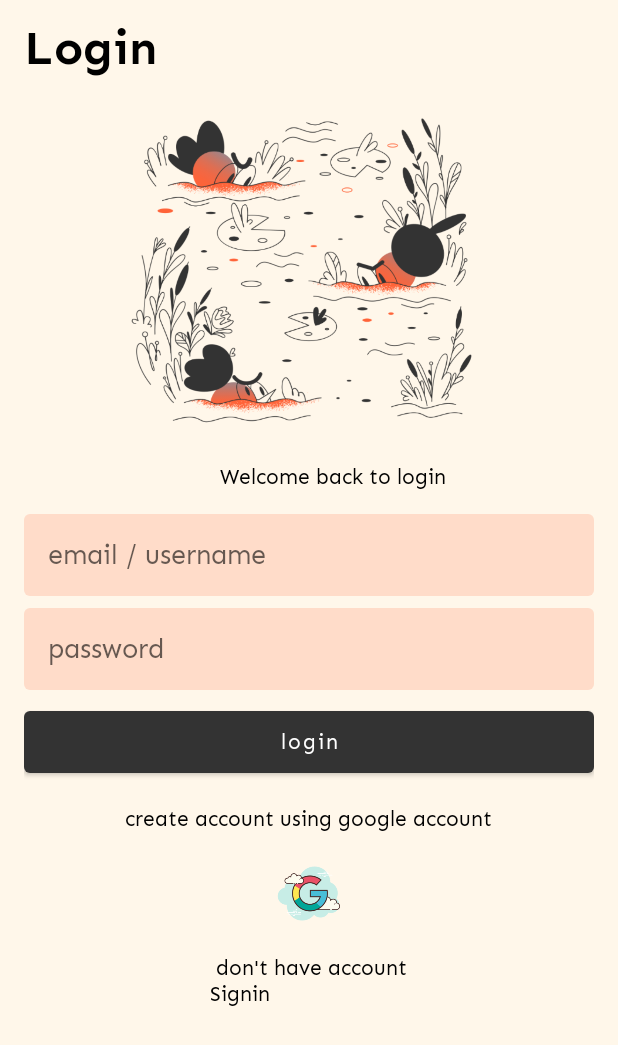
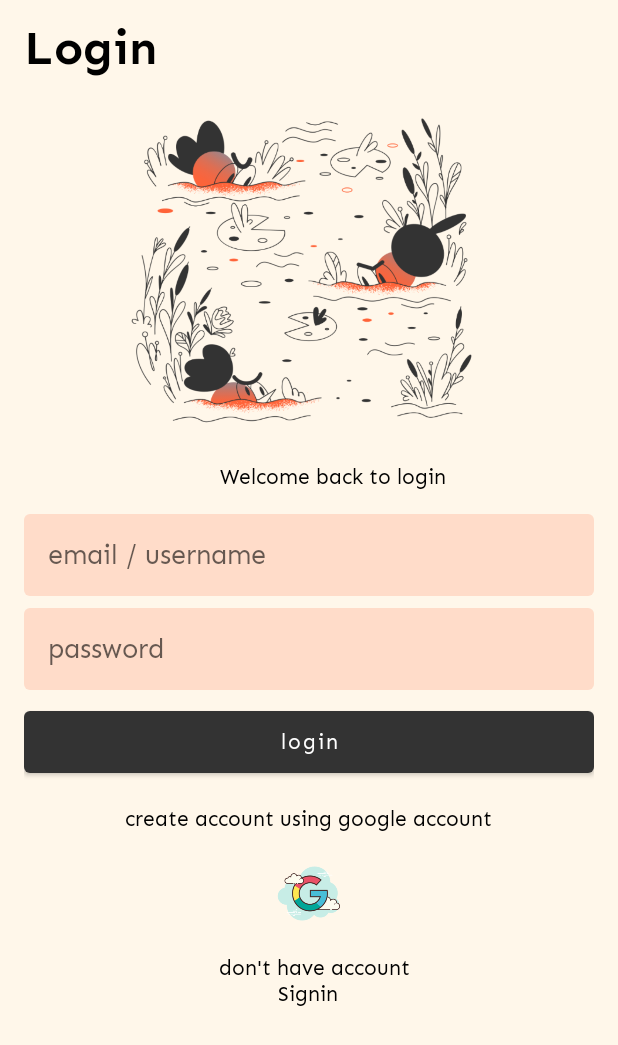
Before and after one commit to pratikKataria/Go, an Android app: the screen it shows after launch (EntryActivity), after a tap on an icon or button, on a phone screen of 412 x 824 dp. Shown: the top 1045 px of the screen. Run offline under Robolectric (Android 15) with nearby library versions, the phone set to English and light mode, and no system bars; our stand-ins replace Firebase (no records; nobody signed in at launch, a user with empty details on screens opened directly).

```diff
--- a/app/src/main/res/layout/fragment_login.xml
+++ b/app/src/main/res/layout/fragment_login.xml
@@ -95,9 +95,17 @@
             android:layout_width="wrap_content"
             android:layout_height="wrap_content"
             android:layout_margin="8dp"
-            android:text="  don't have account \n Signin   "
+            android:text="  don't have account\nSignin"
             android:clickable="true"
             android:background="?attr/selectableItemBackgroundBorderless"
             style="@style/Widget.Go.TextView.Center" />
+
+        <TextView
+            android:id="@+id/fragment_login_tv_error"
+            android:layout_width="wrap_content"
+            android:layout_height="wrap_content"
+            android:textColor="@color/ceriseRed"
+            style="@style/Widget.Go.TextView.Center">
+        </TextView>
     </LinearLayout>
 </ScrollView>
--- a/app/src/main/res/values/styles.xml
+++ b/app/src/main/res/values/styles.xml
@@ -29,6 +29,7 @@
         <item name="android:padding">@dimen/text_view_normal_padding</item>
         <item name="android:layout_gravity">center</item>
         <item name="android:textColor">@color/mainFontColor</item>
+        <item name="android:textAlignment">center</item>
     </style>
 
     <style name="Widget.Go.Progress" parent="Widget.AppCompat.ProgressBar.Horizontal">
```
Also changed, not shown: app/src/main/java/com/tricky_tweaks/go/LoginBundle/fragment/LoginFragment.java (+27 -11 lines).
